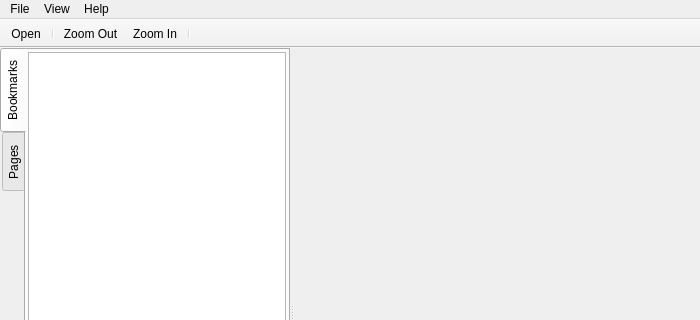
The window that examples/pdfwidgets/pdfviewer/mainwindow.ui (qt/qtwebengine) describes before a commit, drawn with Qt 5; both pictures show x 0 to 700 and y 0 to 320 of the 700 by 600 pixel window.
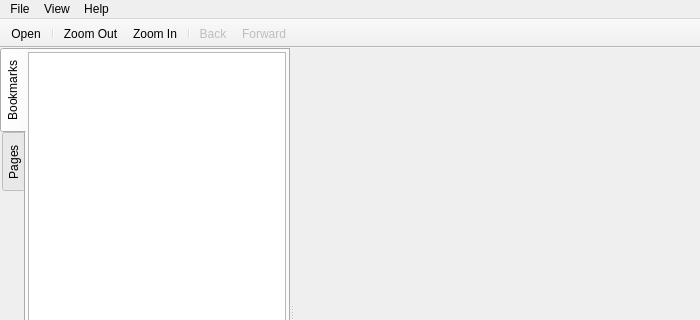
The same window after the commit. Icons and pictures are not drawn. Custom widgets are drawn as their Qt base class.

```diff
--- a/examples/pdfwidgets/pdfviewer/mainwindow.ui
+++ b/examples/pdfwidgets/pdfviewer/mainwindow.ui
@@ -184,6 +184,8 @@
    <addaction name="actionZoom_Out"/>
    <addaction name="actionZoom_In"/>
    <addaction name="separator"/>
+   <addaction name="actionBack"/>
+   <addaction name="actionForward"/>
   </widget>
   <widget class="QStatusBar" name="statusBar"/>
   <action name="actionOpen">
@@ -278,6 +280,36 @@
     <string>Continuous</string>
    </property>
   </action>
+  <action name="actionBack">
+   <property name="enabled">
+    <bool>false</bool>
+   </property>
+   <property name="icon">
+    <iconset resource="resources.qrc">
+     <normaloff>:/icons/images/go-previous-view.svgz</normaloff>:/icons/images/go-previous-view.svgz</iconset>
+   </property>
+   <property name="text">
+    <string>Back</string>
+   </property>
+   <property name="toolTip">
+    <string>back to previous view</string>
+   </property>
+  </action>
+  <action name="actionForward">
+   <property name="enabled">
+    <bool>false</bool>
+   </property>
+   <property name="icon">
+    <iconset resource="resources.qrc">
+     <normaloff>:/icons/images/go-next-view.svgz</normaloff>:/icons/images/go-next-view.svgz</iconset>
+   </property>
+   <property name="text">
+    <string>Forward</string>
+   </property>
+   <property name="toolTip">
+    <string>forward to next view</string>
+   </property>
+  </action>
  </widget>
  <layoutdefault spacing="6" margin="11"/>
  <customwidgets>
```
Left out of the diff: 2 changed lines with no effect on the pictures.
